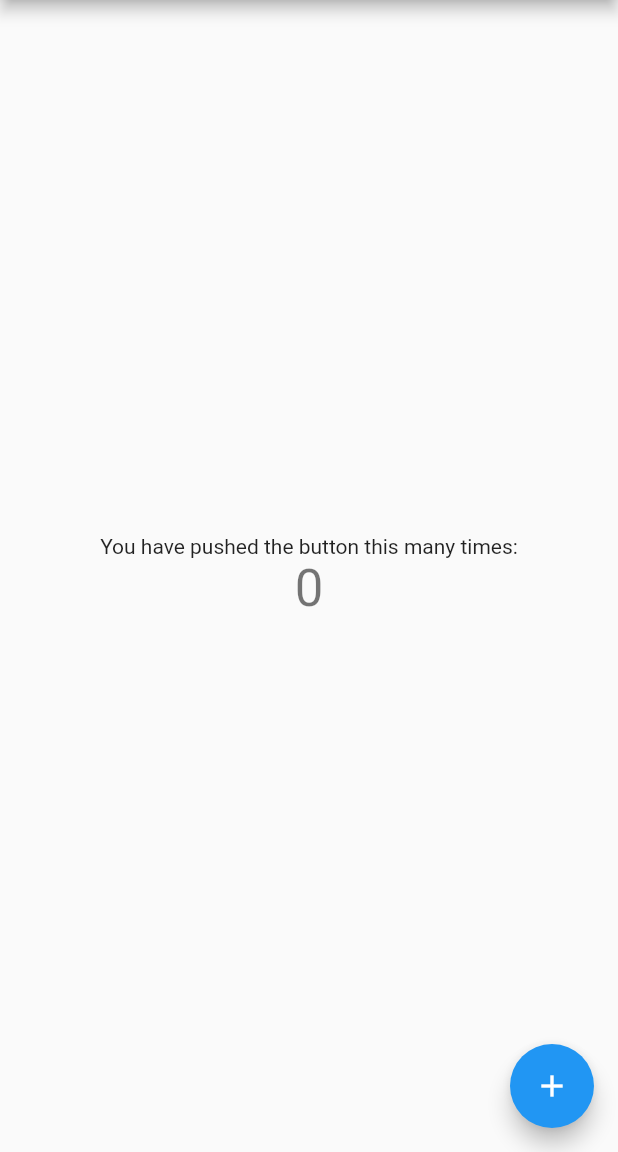
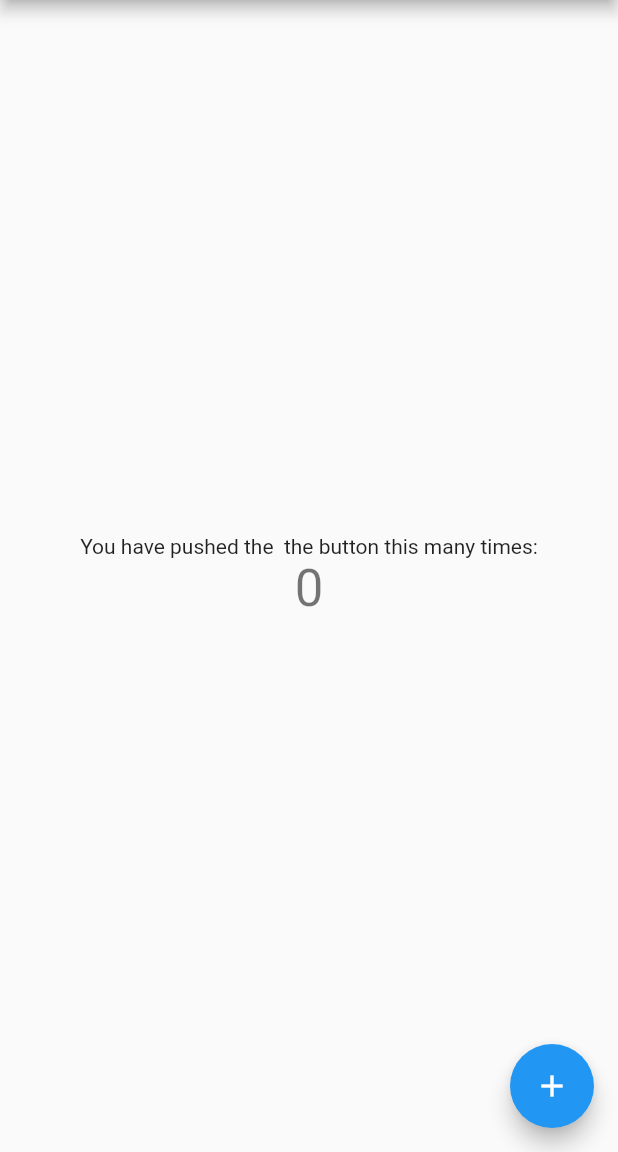
Before and after one commit to ArpanManna98/first_app, a Flutter app: the screen it shows after launch, on a phone screen of 412 x 824 dp, the part 84-1236 px from its top. Run offline on Flutter 3.47's test engine with Material 2 defaults, Android fonts, the phone set to English and light mode, and no system bars.

Commit message:
main file changed

```diff
--- a/lib/main.dart
+++ b/lib/main.dart
@@ -96,7 +96,7 @@ class _MyHomePageState extends State<MyHomePage> {
           mainAxisAlignment: MainAxisAlignment.center,
           children: <Widget>[
             const Text(
-              'You have pushed the button this many times:',
+              'You have pushed the  the button this many times:',
             ),
             Text(
               '$_counter',
```
